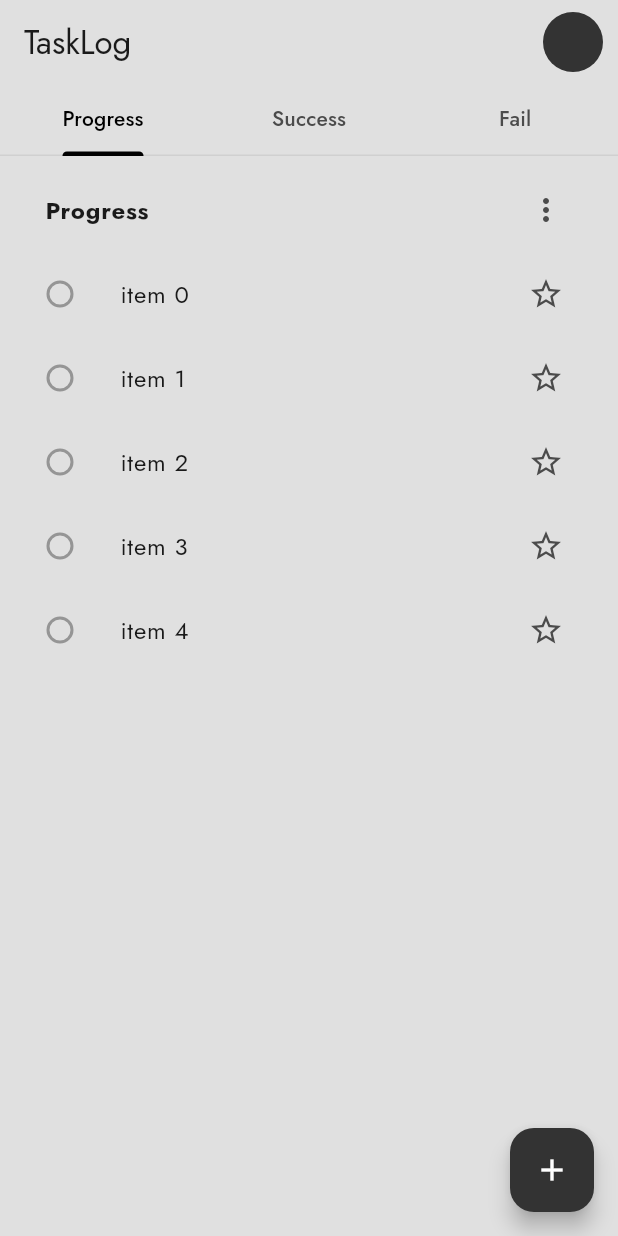
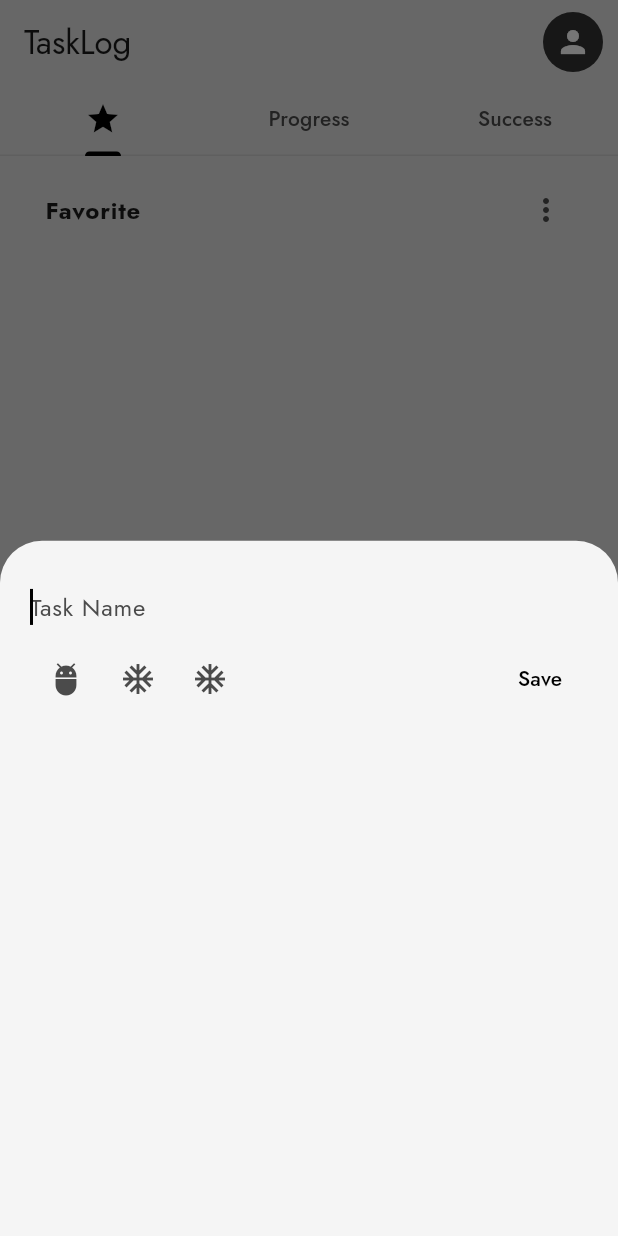
Before and after one commit to log-mind-365/tasklog_flutter, a Flutter app: the screen it shows after launch, after a tap on the "add" icon, on a phone screen of 412 x 824 dp. Run offline on Flutter 3.47's test engine with Material 3 defaults, Android fonts, the phone set to English and light mode, and no system bars; our stand-ins replace drift, drift_flutter, flutter_riverpod, freezed_annotation; accounts and stored records are empty; generated files the repository leaves out were written again.

Commit message:
feat(ui): 대시보드 UI 개선 및 TaskItem 모델 추가
- `DashBoardView`의 탭 메뉴(`DashBoardTabMenu`) 및 작업 항목(`TaskItem`) 모델 정의
- `DashBoardView`에 `NestedScrollView`와 `SliverAppBar`를 사용하여 스크롤 가능한 UI 구현
- 각 탭에 해당하는 작업 목록을 표시하는 `_buildCardListView` 함수 추가
- `TaskListContainer` 위젯 디자인 수정 및 `shrinkWrap`, `physics` 속성 추가
- `theme.dart`에서 `AppBar` 및 `Scaffold` 배경색 변경
- 사용하지 않는 `ListContainer` 위젯 삭제

```diff
--- /dev/null
+++ b/lib/core/constants/dash_board_tab_menu_enum.dart
@@ -0,0 +1,30 @@
+import 'package:flutter/material.dart';
+
+enum DashBoardTabMenu {
+  favorite,
+  progress,
+  success;
+
+  @override
+  String toString() {
+    switch (this) {
+      case DashBoardTabMenu.favorite:
+        return 'Favorite';
+      case DashBoardTabMenu.progress:
+        return 'Progress';
+      case DashBoardTabMenu.success:
+        return 'Success';
+    }
+  }
+
+  Icon get icon {
+    switch (this) {
+      case DashBoardTabMenu.favorite:
+        return Icon(Icons.star);
+      case DashBoardTabMenu.progress:
+        return Icon(Icons.task);
+      case DashBoardTabMenu.success:
+        return Icon(Icons.check);
+    }
+  }
+}
--- a/lib/core/routing/router.dart
+++ /dev/null
@@ -1,9 +0,0 @@
-import 'package:go_router/go_router.dart';
-import 'package:tasklog_flutter/presentation/dashboard/dash_board_view.dart';
-
-final router = GoRouter(
-  initialLocation: '/',
-  routes: [
-    GoRoute(path: '/', builder: (context, state) => const DashBoardView()),
-  ],
-);
--- a/lib/data/local/database.dart
+++ b/lib/data/local/database.dart
@@ -6,8 +6,13 @@ part 'database.g.dart';
 
 class TaskItems extends Table {
   IntColumn get id => integer().autoIncrement()();
+
   TextColumn get title => text().withLength(min: 1, max: 30)();
-  TextColumn get content => text().named('body')();
+
+  TextColumn get content => text().nullable()();
+
+  BoolColumn get isChecked => boolean().withDefault(const Constant(false))();
+
   DateTimeColumn get createdAt => dateTime().nullable()();
 }
 
--- /dev/null
+++ b/lib/data/model/task_item.dart
@@ -0,0 +1,14 @@
+import 'package:freezed_annotation/freezed_annotation.dart';
+
+part 'task_item.freezed.dart';
+
+@freezed
+abstract class TaskItem with _$TaskItem {
+  factory TaskItem({
+    required int id,
+    required String title,
+    @Default('') String content,
+    @Default(false) bool isChecked,
+    required DateTime createdAt,
+  }) = _TaskItem;
+}
--- a/lib/main.dart
+++ b/lib/main.dart
@@ -1,7 +1,7 @@
 import 'package:flutter/material.dart';
 import 'package:flutter_riverpod/flutter_riverpod.dart';
-import 'package:tasklog_flutter/core/routing/router.dart';
 import 'package:tasklog_flutter/core/ui/theme.dart';
+import 'package:tasklog_flutter/presentation/dashboard/dash_board_view.dart';
 
 final helloWorldProvider = Provider((_) => 'Hello World');
 
@@ -14,22 +14,10 @@ class MyApp extends StatelessWidget {
 
   @override
   Widget build(BuildContext context) {
-    return MaterialApp.router(
+    return MaterialApp(
       theme: AppTheme.lightTheme(),
       darkTheme: AppTheme.darkTheme(),
-      routerConfig: router,
-      builder: (context, child) {
-        return DefaultTabController(
-          length: 3,
-          child: Scaffold(
-            body: child,
-            floatingActionButton: FloatingActionButton(
-              onPressed: () {},
-              child: Icon(Icons.add),
-            ),
-          ),
-        );
-      },
+      home: DefaultTabController(length: 3, child: const DashBoardView()),
     );
   }
 }
--- a/lib/presentation/dashboard/dash_board_view.dart
+++ b/lib/presentation/dashboard/dash_board_view.dart
@@ -1,60 +1,18 @@
 import 'package:flutter/material.dart';
+import 'package:flutter_riverpod/flutter_riverpod.dart';
+import 'package:tasklog_flutter/core/constants/dash_board_tab_menu_enum.dart';
+import 'package:tasklog_flutter/presentation/dashboard/dash_board_view_model.dart';
+import 'package:tasklog_flutter/presentation/dashboard/widgets/write_task_bottom_sheet.dart';
 
-enum DashBoardTabMenu {
-  progress,
-  success,
-  fail;
+import '../../data/model/task_item.dart';
 
-  @override
-  String toString() {
-    switch (this) {
-      case DashBoardTabMenu.progress:
-        return 'Progress';
-      case DashBoardTabMenu.success:
-        return 'Success';
-      case DashBoardTabMenu.fail:
-        return 'Fail';
-    }
-  }
-
-  Icon get icon {
-    switch (this) {
-      case DashBoardTabMenu.progress:
-        return Icon(Icons.task);
-      case DashBoardTabMenu.success:
-        return Icon(Icons.check);
-      case DashBoardTabMenu.fail:
-        return Icon(Icons.close);
-    }
-  }
-}
-
-class TaskItem {
-  final int id;
-  final String name;
-  final bool isChecked;
-
-  TaskItem({required this.id, required this.name, this.isChecked = false});
-
-  Map<String, dynamic> toMap() {
-    return {'id': id, 'name': name, 'isChecked': isChecked};
-  }
-
-  factory TaskItem.fromMap(Map<String, dynamic> map) {
-    return TaskItem(
-      id: map['id'],
-      name: map['name'],
-      isChecked: map['isChecked'],
-    );
-  }
-}
-
-class DashBoardView extends StatelessWidget {
+class DashBoardView extends ConsumerWidget {
   const DashBoardView({super.key});
 
   @override
-  Widget build(BuildContext context) {
-    return NestedScrollView(
+  Widget build(BuildContext context, WidgetRef ref) {
+    return Scaffold(
+      body: NestedScrollView(
         headerSliverBuilder: (BuildContext context, bool innerBoxIsScrolled) {
           return [
             SliverAppBar(
@@ -62,42 +20,53 @@ class DashBoardView extends StatelessWidget {
               pinned: true,
               scrolledUnderElevation: 0,
               title: Text('TaskLog'),
-            actions: [CircleAvatar()],
+              actions: [CircleAvatar(child: Icon(Icons.person))],
               actionsPadding: EdgeInsets.only(right: 10),
               bottom: TabBar(
                 tabs: [
+                  Tab(icon: DashBoardTabMenu.favorite.icon),
                   Tab(text: DashBoardTabMenu.progress.toString()),
                   Tab(text: DashBoardTabMenu.success.toString()),
-                Tab(text: DashBoardTabMenu.fail.toString()),
                 ],
               ),
             ),
           ];
         },
-      body: TabBarView(
+        body: Builder(
+          builder: (context) {
+            final viewmodel = ref.watch(dashBoardViewModelProvider);
+            return TabBarView(
               children: [
                 _buildCardListView(
                   context,
-            List<TaskItem>.generate(5, (i) => TaskItem(id: i, name: 'item $i')),
+                  viewmodel.tasks.where((e) => e.isChecked).toList(),
+                  DashBoardTabMenu.favorite,
+                ),
+                _buildCardListView(
+                  context,
+                  viewmodel.tasks.where((e) => e.isChecked).toList(),
                   DashBoardTabMenu.progress,
                 ),
                 _buildCardListView(
                   context,
-            List<TaskItem>.generate(
-              100,
-              (i) => TaskItem(id: i, name: 'item $i'),
-            ),
+                  viewmodel.tasks.where((e) => !e.isChecked).toList(),
                   DashBoardTabMenu.success,
                 ),
-          _buildCardListView(
-            context,
-            List<TaskItem>.generate(
-              300,
-              (i) => TaskItem(id: i, name: 'item $i'),
+              ],
+            );
+          },
         ),
-            DashBoardTabMenu.fail,
       ),
-        ],
+      floatingActionButton: FloatingActionButton(
+        onPressed: () {
+          showModalBottomSheet<void>(
+            context: context,
+            builder: (BuildContext context) {
+              return WriteTaskBottomSheet();
+            },
+          );
+        },
+        child: Icon(Icons.add),
       ),
     );
   }
@@ -125,7 +94,7 @@ class DashBoardView extends StatelessWidget {
         }
         final itemIndex = index - 1;
         return ListTile(
-          title: Text(items[itemIndex].name),
+          title: Text(items[itemIndex].title),
           leading: Radio(value: items[itemIndex].isChecked),
           trailing: IconButton(icon: Icon(Icons.star_border), onPressed: () {}),
           onTap: () {},
--- /dev/null
+++ b/lib/presentation/dashboard/dash_board_view_model.dart
@@ -0,0 +1,41 @@
+import 'package:flutter/foundation.dart';
+import 'package:flutter_riverpod/flutter_riverpod.dart';
+import 'package:tasklog_flutter/core/constants/dash_board_tab_menu_enum.dart';
+import 'package:tasklog_flutter/data/model/task_item.dart';
+
+@immutable
+class DashBoardState {
+  final List<TaskItem> tasks;
+  final DashBoardTabMenu currentTabMenu;
+
+  const DashBoardState({required this.tasks, required this.currentTabMenu});
+
+  DashBoardState copyWith({
+    List<TaskItem>? tasks,
+    DashBoardTabMenu? currentTabMenu,
+  }) {
+    return DashBoardState(
+      tasks: tasks ?? this.tasks,
+      currentTabMenu: currentTabMenu ?? this.currentTabMenu,
+    );
+  }
+}
+
+class DashBoardViewModel extends Notifier<DashBoardState> {
+  @override
+  DashBoardState build() {
+    return const DashBoardState(
+      tasks: [],
+      currentTabMenu: DashBoardTabMenu.progress,
+    );
+  }
+
+  void addTask(TaskItem task) {
+    state = state.copyWith(tasks: [...state.tasks, task]);
+  }
+}
+
+final dashBoardViewModelProvider =
+    NotifierProvider.autoDispose<DashBoardViewModel, DashBoardState>(
+      () => DashBoardViewModel(),
+    );
--- /dev/null
+++ b/lib/presentation/dashboard/widgets/write_task_bottom_sheet.dart
@@ -0,0 +1,32 @@
+import 'package:flutter/material.dart';
+
+class WriteTaskBottomSheet extends StatelessWidget {
+  const WriteTaskBottomSheet({super.key});
+
+  @override
+  Widget build(BuildContext context) {
+    return Padding(
+      padding: EdgeInsets.all(20),
+      child: Column(
+        children: [
+          TextField(
+            autofocus: true,
+            decoration: InputDecoration(
+              hintText: 'Task Name',
+              border: InputBorder.none,
+            ),
+          ),
+          Row(
+            children: [
+              IconButton(onPressed: () {}, icon: Icon(Icons.adb)),
+              IconButton(onPressed: () {}, icon: Icon(Icons.ac_unit)),
+              IconButton(onPressed: () {}, icon: Icon(Icons.ac_unit)),
+              Spacer(),
+              TextButton(onPressed: () {}, child: Text('Save')),
+            ],
+          ),
+        ],
+      ),
+    );
+  }
+}
```
Also changed, not shown: lib/data/local/database.g.dart, lib/data/model/task_item.freezed.dart (added). Lines whose indentation alone changed are shown as unchanged.
